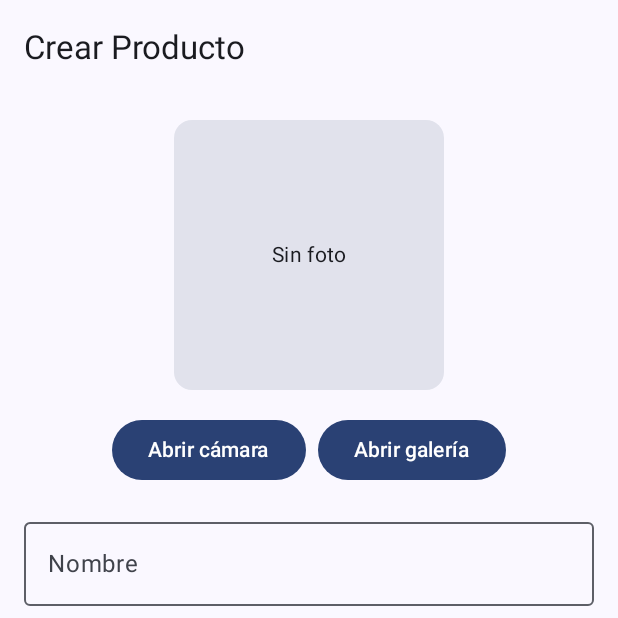
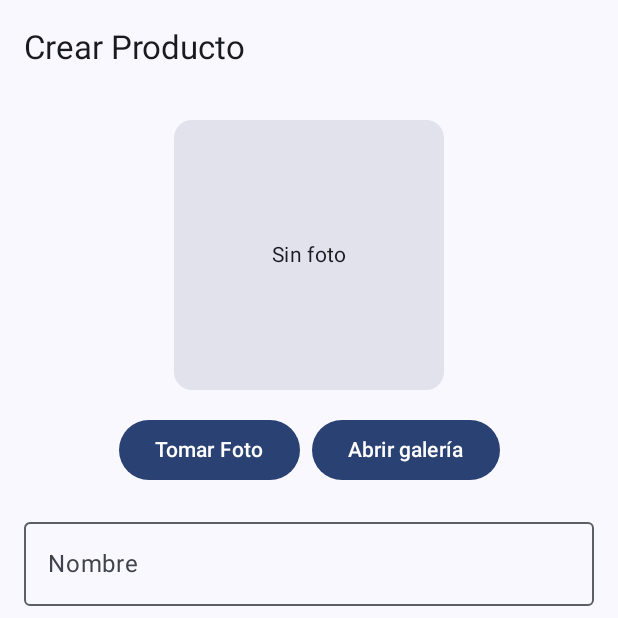
Before and after one commit to Andythe20/Proyecto_AplicacionMovil, an Android app built with Jetpack Compose: the composable CreateProductScreen shown on its own in the app's theme, on a phone screen of 412 x 824 dp, the top half of it. Run offline under Robolectric (Android 15) with nearby library versions, the light colour scheme and no system bars.

Commit message:
Add: Camera and gallery function successfully on CreateProductScreen

```diff
--- a/app/src/main/java/com/example/appshop/ui/views/CreateProductScreen.kt
+++ b/app/src/main/java/com/example/appshop/ui/views/CreateProductScreen.kt
@@ -2,10 +2,14 @@
 
 package com.example.appshop.ui.screens
 
+import android.Manifest
+import android.content.pm.PackageManager
 import android.graphics.Bitmap
 import android.net.Uri
+import android.widget.Toast
 import androidx.activity.compose.rememberLauncherForActivityResult
 import androidx.activity.result.contract.ActivityResultContracts
+import androidx.activity.result.launch
 import androidx.compose.foundation.Image
 import androidx.compose.foundation.background
 import androidx.compose.foundation.layout.*
@@ -21,11 +25,23 @@
 import androidx.compose.ui.platform.LocalContext
 import androidx.compose.ui.text.input.KeyboardType
 import androidx.compose.ui.unit.dp
+import androidx.core.content.ContextCompat
 import coil.compose.rememberAsyncImagePainter
 import coil.request.ImageRequest
 
 @Composable
 fun CreateProductScreen() {
+
+    val context = LocalContext.current
+    val cameraPermissionLauncher = rememberLauncherForActivityResult(
+        contract = ActivityResultContracts.RequestPermission()
+    ) { isGranted ->
+        if (!isGranted) {
+            Toast.makeText(context, "Se necesita permiso de cámara para tomar fotos", Toast.LENGTH_LONG).show()
+        }
+    }
+
+    // Estados para los campos de texto y la imagen
     var nombre by remember { mutableStateOf("") }
     var descripcion by remember { mutableStateOf("") }
     var precio by remember { mutableStateOf("") }
@@ -33,8 +49,6 @@
 
     var fotoUri by remember { mutableStateOf<Uri?>(null) }
     var fotoBitmap by remember { mutableStateOf<Bitmap?>(null) }
-
-    val context = LocalContext.current
 
     // Lanzadores
     val galeriaLauncher = rememberLauncherForActivityResult(
@@ -90,8 +104,15 @@
 
             // === BOTONES FOTO ===
             Row(horizontalArrangement = Arrangement.spacedBy(8.dp)) {
-                Button(onClick = { camaraLauncher.launch(null) }) {
-                    Text("Abrir cámara")
+                Button(onClick = {
+                    val permissionStatus = ContextCompat.checkSelfPermission(context, Manifest.permission.CAMERA)
+                    if (permissionStatus == PackageManager.PERMISSION_GRANTED) {
+                        camaraLauncher.launch()
+                    } else {
+                        cameraPermissionLauncher.launch(Manifest.permission.CAMERA)
+                    }
+                }) {
+                    Text("Tomar Foto")
                 }
                 Button(onClick = { galeriaLauncher.launch("image/*") }) {
                     Text("Abrir galería")
```
